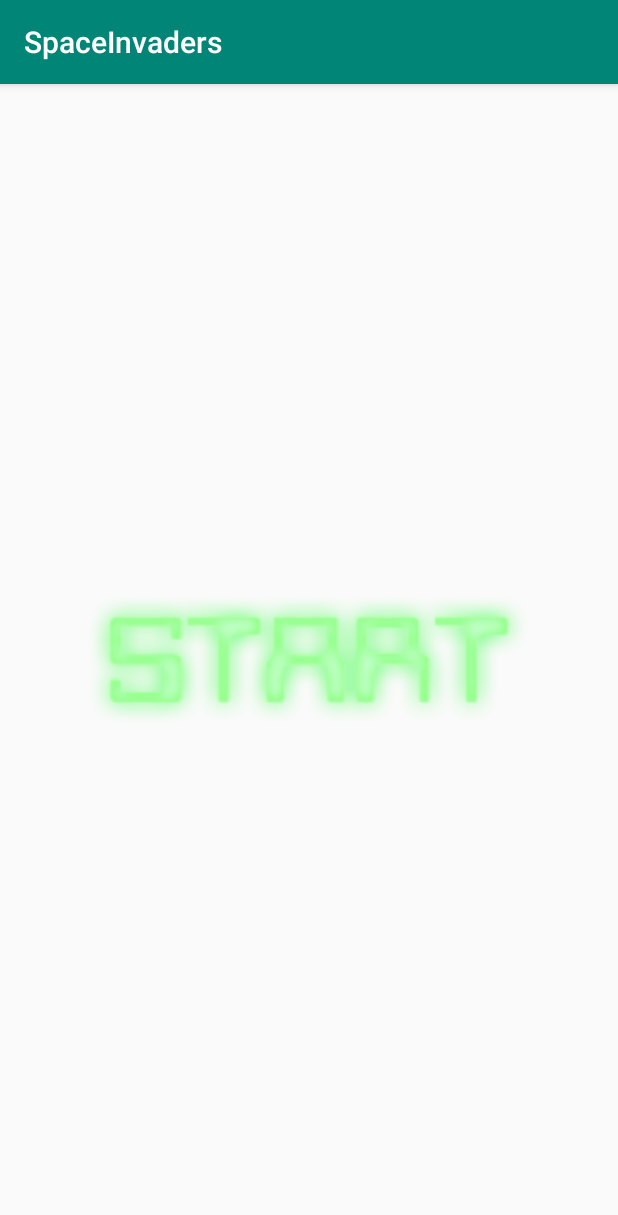
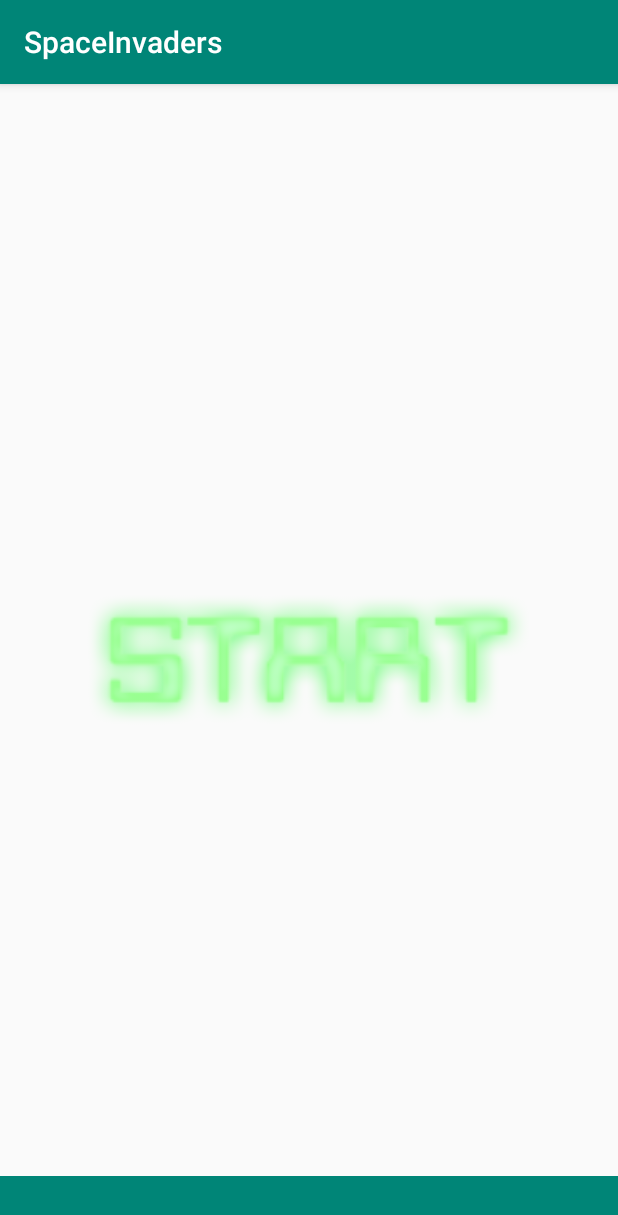
Before and after one commit to mugak/Wethebest, an Android app: the screen it shows after launch (UI), on a phone screen of 412 x 824 dp. Shown: the top 1215 px of the screen. Run offline under Robolectric (Android 15) with nearby library versions, the phone set to English and light mode, and no system bars.

Commit message:
UI changes

```diff
--- a/SpaceInvaders/app/src/main/java/com/wethebest/spaceinvaders/UI.java
+++ b/SpaceInvaders/app/src/main/java/com/wethebest/spaceinvaders/UI.java
@@ -29,9 +29,9 @@ public class UI extends AppCompatActivity {
 
         final ImageView Spaceship = findViewById(R.id.Spaceship);
 
-        ImageView Brick1 = findViewById(R.id.Brick1);
-        ImageView Brick2 = findViewById(R.id.Brick2);
-        ImageView Brick3 = findViewById(R.id.Brick3);
+        final ImageView Brick1 = findViewById(R.id.Brick1);
+        final ImageView Brick2 = findViewById(R.id.Brick2);
+        final ImageView Brick3 = findViewById(R.id.Brick3);
         ImageView Brick4 = findViewById(R.id.Brick4);
 
         ImageView Laserbeam = findViewById(R.id.laserbeam);
@@ -53,6 +53,9 @@ public class UI extends AppCompatActivity {
             public void onClick(View view) {
                 Start.setVisibility(ImageView.INVISIBLE);
                 Spaceship.setVisibility(ImageView.VISIBLE);
+                Brick1.setVisibility(ImageView.VISIBLE);
+                Brick2.setVisibility(ImageView.VISIBLE);
+                Brick3.setVisibility(ImageView.VISIBLE);
 
 
 
--- /dev/null
+++ b/SpaceInvaders/app/src/main/res/drawable/divider_list.xml
@@ -0,0 +1,5 @@
+<?xml version="1.0" encoding="utf-8"?>
+<shape android:shape="rectangle" xmlns:android="http://schemas.android.com/apk/res/android">
+    <size android:height="1dp" />
+    <solid android:color="@color/white" />
+</shape>
--- a/SpaceInvaders/app/src/main/res/layout/activity_main.xml
+++ b/SpaceInvaders/app/src/main/res/layout/activity_main.xml
@@ -11,17 +11,53 @@
         android:id="@+id/Spaceship"
         android:layout_width="50dp"
         android:layout_height="50dp"
+        android:layout_marginTop="-60dip"
+        android:layout_alignTop="@+id/bottombar"
         android:layout_centerHorizontal="true"
-        android:layout_centerVertical="true"
         android:contentDescription="@string/app_name"
+        android:visibility="invisible"
 
-        android:visibility="invisible"
         app:srcCompat="@drawable/player"
         tools:layout_editor_absoluteX="127dp"
         tools:layout_editor_absoluteY="227dp" />
 
+    <TableLayout
+        android:id="@+id/tableLayout1"
+        android:layout_width="match_parent"
+        android:layout_height="match_parent"
+        android:layout_alignTop="@+id/Spaceship"
+        android:layout_marginTop="-60dip"
+        android:layout_centerHorizontal="true"
+        android:stretchColumns="0,1,2"
+        >
+
+    <TableRow
+        android:gravity="center_horizontal"
+        >
     <ImageView
         android:id="@+id/Brick1"
+        android:layout_width="50dp"
+        android:layout_height="50dp"
+        android:contentDescription="@string/app_name"
+        android:visibility="invisible"
+        app:srcCompat="@drawable/def_brick_01"
+        tools:layout_editor_absoluteX="127dp"
+        tools:layout_editor_absoluteY="227dp"
+        />
+
+    <ImageView
+        android:id="@+id/Brick3"
+        android:layout_width="50dp"
+        android:layout_height="50dp"
+        android:contentDescription="@string/app_name"
+        android:visibility="invisible"
+        app:srcCompat="@drawable/def_brick_01"
+        tools:layout_editor_absoluteX="127dp"
+        tools:layout_editor_absoluteY="227dp"
+        />
+
+    <ImageView
+        android:id="@+id/Brick2"
         android:layout_width="50dp"
         android:layout_height="50dp"
         android:contentDescription="@string/app_name"
@@ -30,26 +66,9 @@
         tools:layout_editor_absoluteY="227dp"
         android:visibility="invisible"
         />
-    <ImageView
-        android:id="@+id/Brick2"
-        android:layout_width="50dp"
-        android:layout_height="50dp"
-        android:contentDescription="@string/app_name"
-        app:srcCompat="@drawable/def_brick_02"
-        tools:layout_editor_absoluteX="127dp"
-        tools:layout_editor_absoluteY="227dp"
-        android:visibility="invisible"
-        />
-    <ImageView
-        android:id="@+id/Brick3"
-        android:layout_width="50dp"
-        android:layout_height="50dp"
-        android:contentDescription="@string/app_name"
-        app:srcCompat="@drawable/def_brick_03"
-        tools:layout_editor_absoluteX="127dp"
-        tools:layout_editor_absoluteY="227dp"
-        android:visibility="invisible"
-        />
+    </TableRow>
+    </TableLayout>
+
     <ImageView
         android:id="@+id/Brick4"
         android:layout_width="50dp"
@@ -140,16 +159,16 @@
         tools:layout_editor_absoluteY="227dp"
         android:visibility="invisible"
         />
+
     <ImageView
         android:id="@+id/Scoreboard"
-        android:layout_width="100dp"
-        android:layout_height="50dp"
+        android:layout_width="match_parent"
+        android:layout_height="wrap_content"
         android:contentDescription="@string/app_name"
+        android:visibility="invisible"
         app:srcCompat="@drawable/yourscore"
         tools:layout_editor_absoluteX="127dp"
-        tools:layout_editor_absoluteY="227dp"
-        android:visibility="invisible"
-        />
+        tools:layout_editor_absoluteY="227dp" />
 
     <ImageView
         android:id="@+id/gameover"
@@ -166,9 +185,15 @@
         android:layout_width="match_parent"
         android:layout_height="match_parent"
 
+        android:contentDescription="TODO"
         app:srcCompat="@drawable/start_button" />
 
-
+    <ImageView
+        android:id="@+id/bottombar"
+        android:layout_width="match_parent"
+        android:layout_height="40dp"
+        app:srcCompat="?attr/colorPrimary"
+        android:layout_alignParentBottom = "true"/>
 
 
 </RelativeLayout>
--- a/SpaceInvaders/app/src/main/res/values/colors.xml
+++ b/SpaceInvaders/app/src/main/res/values/colors.xml
@@ -3,4 +3,5 @@
     <color name="colorPrimary">#008577</color>
     <color name="colorPrimaryDark">#00574B</color>
     <color name="colorAccent">#D81B60</color>
+    <color name="white" />
 </resources>
```
